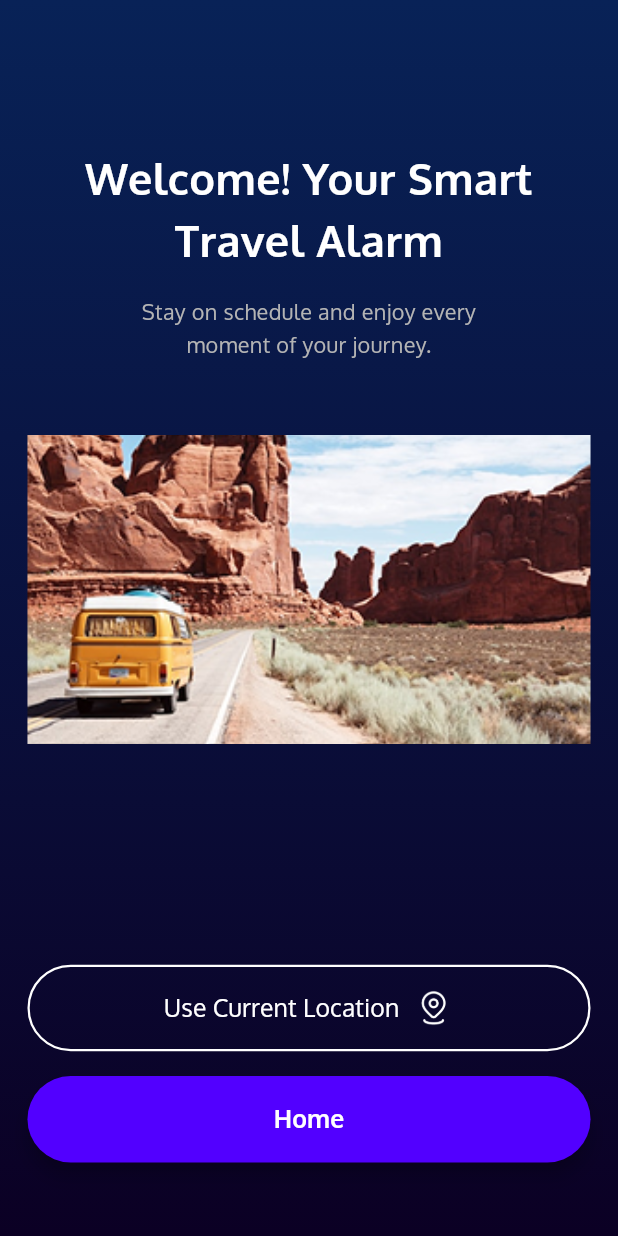
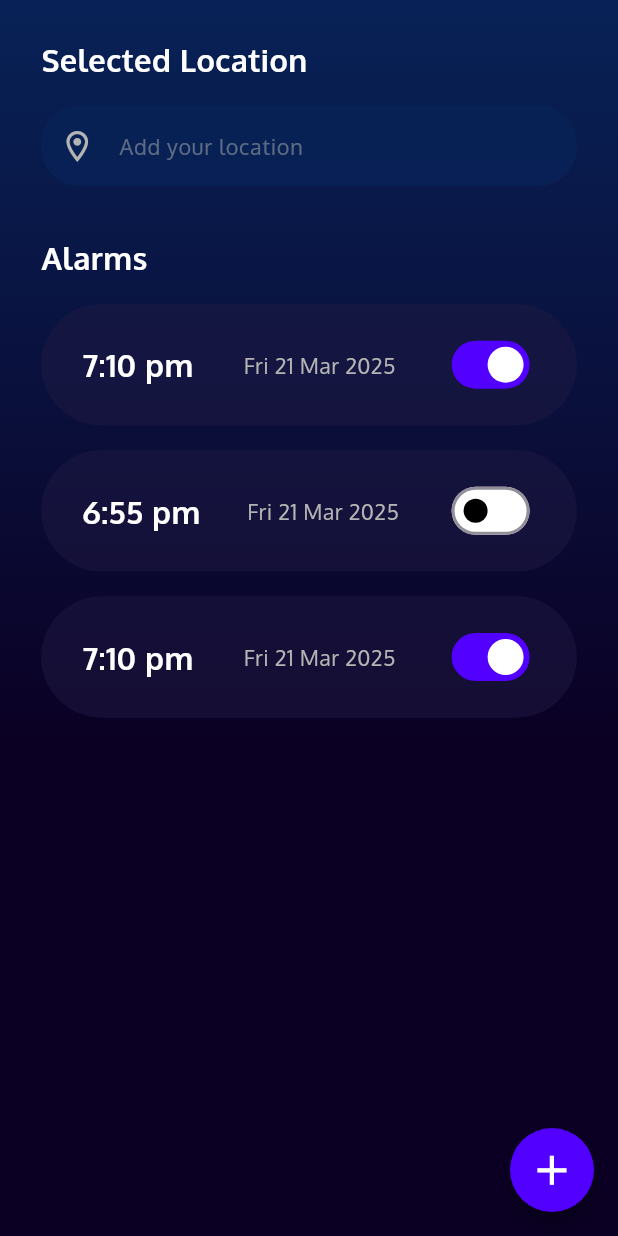
Before and after one commit to SaidurRahman1004/smart_travel_alarm, a Flutter app: the HomeScreen screen opened directly, after a tap on "Home", on a phone screen of 412 x 824 dp. Run offline on Flutter 3.47's test engine with Material 3 defaults, Android fonts, the phone set to English and light mode, and no system bars; our stand-ins replace flutter_screenutil, smooth_page_indicator.

Commit message:
All Ui Done ...Bug Fix

```diff
--- /dev/null
+++ b/lib/common_widgets/alarm_list_item.dart
@@ -0,0 +1,47 @@
+import 'package:flutter/material.dart';
+import 'package:flutter_screenutil/flutter_screenutil.dart';
+
+import '../constants/app_colors.dart';
+import '../constants/app_text_styles.dart';
+
+class AlarmListItem extends StatelessWidget {
+  final String time;
+  final String date;
+  final bool isActive;
+  final ValueChanged<bool> onChanged;
+
+  const AlarmListItem({
+    super.key,
+    required this.time,
+    required this.date,
+    required this.isActive,
+    required this.onChanged,
+  });
+
+  @override
+  Widget build(BuildContext context) {
+    return Container(
+      margin: EdgeInsets.only(bottom: 16.h),
+      padding: EdgeInsets.symmetric(horizontal: 24.w, vertical: 16.h),
+      decoration: BoxDecoration(
+        color: AppColors.alarmlistCard.withAlpha(120),
+        borderRadius: BorderRadius.circular(48.r),
+      ),
+      child: Row(
+        mainAxisAlignment: MainAxisAlignment.spaceBetween,
+        children: [
+          Text(time, style: AppTextStyles.buttonText.copyWith(fontSize: 20.sp)),
+          Text(date, style: AppTextStyles.subtitle1),
+          Switch(
+            value: isActive,
+            onChanged: onChanged,
+            activeTrackColor: AppColors.switchActive,
+            activeColor: AppColors.textWhite,
+            inactiveTrackColor: AppColors.switchInactiveTrack,
+            inactiveThumbColor: AppColors.switchInactiveThumb,
+          ),
+        ],
+      ),
+    );
+  }
+}
--- a/lib/constants/app_colors.dart
+++ b/lib/constants/app_colors.dart
@@ -1,3 +1,4 @@
+// lib/constants/app_colors.dart
 import 'package:flutter/material.dart';
 
 class AppColors {
@@ -9,20 +10,17 @@ class AppColors {
   static const Color primaryButton = Color(0xFF5200FF);
 
   // TEext Colors
-  static const Color textWhite = Color(
-      0xFFFFFFFF);
-  static const Color textSecondary = Color(
-      0xFFB4B4B4);
+  static const Color textWhite = Color(0xFFFFFFFF);
+  static const Color textSecondary = Color(0xFFB4B4B4);
 
   // border Color for Use Current Location
-  static const Color buttonBorder = Color(
-      0xFFFFFFFF);
+  static const Color buttonBorder = Color(0xFFFFFFFF);
 
   // Other UI Colors
   static const Color switchActive = Color(0xFF5200FF);
-  static const Color switchInactiveThumb = Color(0xFFFFFFFF);
-  static const Color switchInactiveTrack = Color(
-      0x3C787880);
+  static const Color alarmlistCard = Color(0xFF201A43);
+  static const Color switchInactiveThumb = Color(0xFF000000);
+  static const Color switchInactiveTrack = Color(0xFFFFFFFF);
 
   // quick find
   static const Color primaryColor = primaryButton;
--- a/lib/constants/app_strings.dart
+++ b/lib/constants/app_strings.dart
@@ -11,4 +11,9 @@ class AppStrings {
   static const String skip = "Skip";
   static const String next = "Next";
   static const String getStarted = "Get Started";
+
+  // Alarm Screen
+  static const String selectedLocation = "Selected Location";
+  static const String addYourLocation = "Add your location";
+  static const String alarms = "Alarms";
 }
--- /dev/null
+++ b/lib/features/alarm/presentation/ alarm_screen.dart
@@ -0,0 +1,102 @@
+import 'package:flutter/material.dart';
+import 'package:flutter_screenutil/flutter_screenutil.dart';
+import 'package:smart_travel_alarm/common_widgets/alarm_list_item.dart';
+import 'package:smart_travel_alarm/constants/app_colors.dart';
+import 'package:smart_travel_alarm/constants/app_strings.dart';
+import 'package:smart_travel_alarm/constants/app_text_styles.dart';
+
+class AlarmScreen extends StatefulWidget {
+  const AlarmScreen({super.key});
+
+  @override
+  State<AlarmScreen> createState() => _AlarmScreenState();
+}
+
+class _AlarmScreenState extends State<AlarmScreen> {
+  //dummy
+  final Map<int, bool> _alarmStatus = {0: true, 1: false, 2: true};
+
+  @override
+  Widget build(BuildContext context) {
+    return Scaffold(
+      backgroundColor: AppColors.gradientEnd,
+      floatingActionButton: FloatingActionButton(
+        shape: RoundedRectangleBorder(
+          borderRadius: BorderRadius.circular(32.r),
+        ),
+        onPressed: () {},
+        backgroundColor: AppColors.primaryButton,
+        child: Icon(Icons.add, color: AppColors.textWhite, size: 32.r),
+      ),
+      body: SafeArea(
+        child: Container(
+          width: double.infinity,
+          decoration: const BoxDecoration(
+            gradient: LinearGradient(
+              begin: Alignment.topCenter,
+              end: Alignment.bottomCenter,
+              colors: [AppColors.gradientStart, AppColors.gradientEnd],
+            ),
+          ),
+          child: Padding(
+            padding: EdgeInsets.symmetric(horizontal: 24.w),
+            child: SingleChildScrollView(
+              child: Column(
+                crossAxisAlignment: CrossAxisAlignment.start,
+                children: [
+                  SizedBox(height: 24.h),
+                  Text(
+                    AppStrings.selectedLocation,
+                    style: AppTextStyles.headline1.copyWith(fontSize: 20.sp),
+                  ),
+                  SizedBox(height: 16.h),
+                  TextField(
+                    style: AppTextStyles.subtitle1,
+                    decoration: InputDecoration(
+                      hintText: AppStrings.addYourLocation,
+                      hintStyle: AppTextStyles.subtitle1
+                          .copyWith(
+                          color: AppColors.textSecondary.withAlpha(128)),
+                      prefixIcon: Icon(Icons.location_on_outlined,
+                          color: AppColors.textSecondary, size: 24.r),
+                      filled: true,
+                      fillColor: AppColors.gradientStart.withAlpha(204),
+                      border: OutlineInputBorder(
+                        borderRadius: BorderRadius.circular(25.r),
+                        borderSide: BorderSide.none,
+                      ),
+                    ),
+                  ),
+                  SizedBox(height: 32.h),
+                  Text(
+                    AppStrings.alarms,
+                    style: AppTextStyles.headline1.copyWith(fontSize: 20.sp),
+                  ),
+                  SizedBox(height: 16.h),
+                  AlarmListItem(
+                    time: '7:10 pm',
+                    date: 'Fri 21 Mar 2025',
+                    isActive: _alarmStatus[0]!,
+                    onChanged: (value) => setState(() => _alarmStatus[0] = value),
+                  ),
+                  AlarmListItem(
+                    time: '6:55 pm',
+                    date: 'Fri 21 Mar 2025',
+                    isActive: _alarmStatus[1]!,
+                    onChanged: (value) => setState(() => _alarmStatus[1] = value),
+                  ),
+                  AlarmListItem(
+                    time: '7:10 pm',
+                    date: 'Fri 21 Mar 2025',
+                    isActive: _alarmStatus[2]!,
+                    onChanged: (value) => setState(() => _alarmStatus[2] = value),
+                  ),
+                ],
+              ),
+            ),
+          ),
+        ),
+      ),
+    );
+  }
+}
--- a/lib/features/home/presentation/home_screen.dart
+++ b/lib/features/home/presentation/home_screen.dart
@@ -6,6 +6,7 @@ import 'package:smart_travel_alarm/constants/app_images.dart';
 import 'package:smart_travel_alarm/constants/app_text_styles.dart';
 
 import '../../../constants/app_strings.dart';
+import '../../alarm/presentation/ alarm_screen.dart';
 
 class HomeScreen extends StatelessWidget {
   const HomeScreen({super.key});
@@ -93,6 +94,7 @@ class HomeScreen extends StatelessWidget {
               // Home Button
               PrimaryButton(
                 onPressed: () {
+                  Navigator.push(context, MaterialPageRoute(builder: (_)=>AlarmScreen()));
 
                 },
                 text: AppStrings.home,
```
